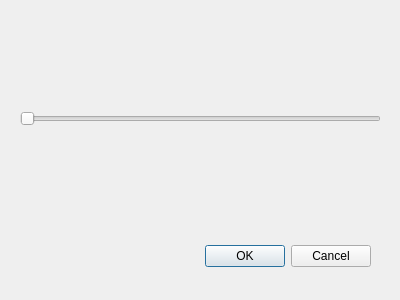
Qt form branches/new-ui/src/VMailDialog.ui (shailesh83/qgvdial) before a commit.
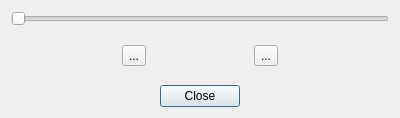
The same form after that commit.

What changed in the file:
```diff
--- a/branches/new-ui/src/VMailDialog.ui
+++ b/branches/new-ui/src/VMailDialog.ui
@@ -7,41 +7,51 @@
     <x>0</x>
     <y>0</y>
     <width>400</width>
-    <height>300</height>
+    <height>118</height>
    </rect>
   </property>
   <property name="windowTitle">
    <string>Dialog</string>
   </property>
-  <widget class="QDialogButtonBox" name="buttonBox">
-   <property name="geometry">
-    <rect>
-     <x>30</x>
-     <y>240</y>
-     <width>341</width>
-     <height>32</height>
-    </rect>
-   </property>
-   <property name="orientation">
-    <enum>Qt::Horizontal</enum>
-   </property>
-   <property name="standardButtons">
-    <set>QDialogButtonBox::Cancel|QDialogButtonBox::Ok</set>
-   </property>
-  </widget>
-  <widget class="QSlider" name="horizontalSlider">
-   <property name="geometry">
-    <rect>
-     <x>20</x>
-     <y>110</y>
-     <width>361</width>
-     <height>18</height>
-    </rect>
-   </property>
-   <property name="orientation">
-    <enum>Qt::Horizontal</enum>
-   </property>
-  </widget>
+  <layout class="QVBoxLayout" name="verticalLayout">
+   <item>
+    <widget class="QSlider" name="durationSlider">
+     <property name="orientation">
+      <enum>Qt::Horizontal</enum>
+     </property>
+    </widget>
+   </item>
+   <item>
+    <widget class="QWidget" name="widget" native="true">
+     <layout class="QHBoxLayout" name="horizontalLayout">
+      <item>
+       <widget class="QToolButton" name="btnPlay">
+        <property name="text">
+         <string>...</string>
+        </property>
+       </widget>
+      </item>
+      <item>
+       <widget class="QToolButton" name="btnStop">
+        <property name="text">
+         <string>...</string>
+        </property>
+       </widget>
+      </item>
+     </layout>
+    </widget>
+   </item>
+   <item>
+    <widget class="QDialogButtonBox" name="buttonBox">
+     <property name="standardButtons">
+      <set>QDialogButtonBox::Close</set>
+     </property>
+     <property name="centerButtons">
+      <bool>true</bool>
+     </property>
+    </widget>
+   </item>
+  </layout>
  </widget>
  <resources/>
  <connections>
```
